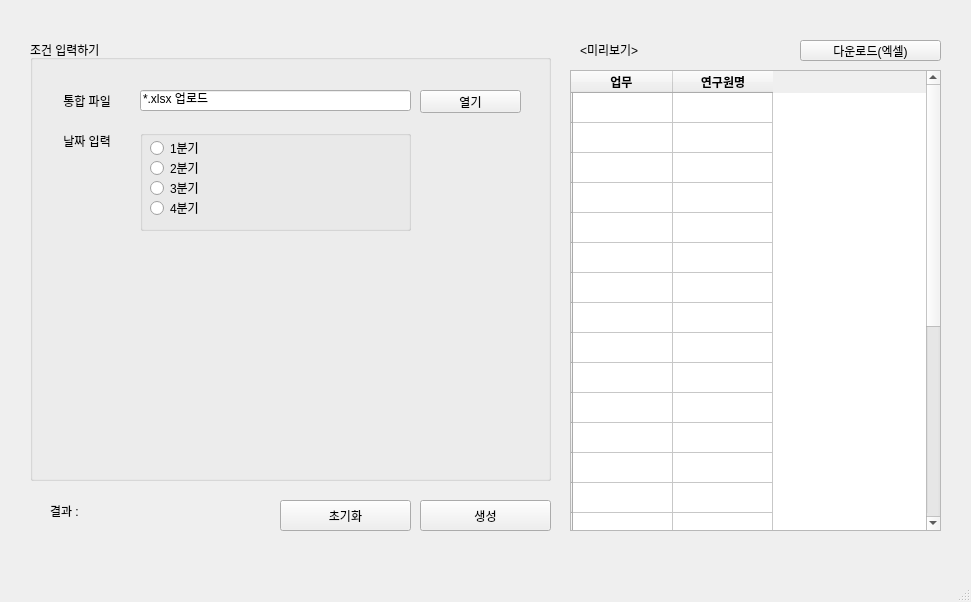
This is main.ui in Anzinius/Random_Task_Generator as Qt 5 draws it before an edit. The edited form follows.
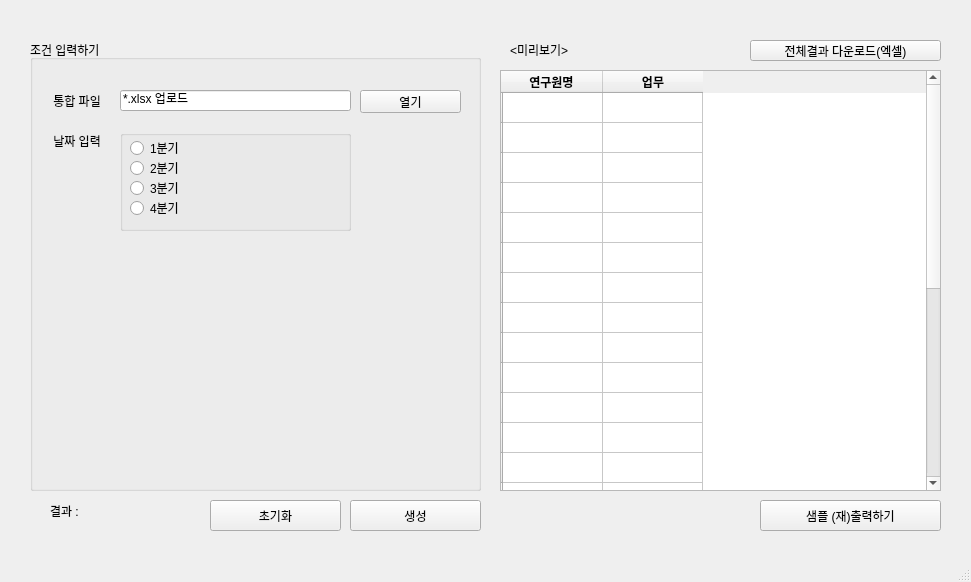
This is the edited form.

Commit message: Add preview and Simplify code

Patch:
```diff
--- a/main.ui
+++ b/main.ui
@@ -7,7 +7,7 @@
     <x>0</x>
     <y>0</y>
     <width>971</width>
-    <height>602</height>
+    <height>582</height>
    </rect>
   </property>
   <property name="windowTitle">
@@ -17,10 +17,10 @@
    <widget class="QTableWidget" name="tbl_preview">
     <property name="geometry">
      <rect>
-      <x>570</x>
+      <x>500</x>
       <y>70</y>
-      <width>371</width>
-      <height>461</height>
+      <width>441</width>
+      <height>421</height>
      </rect>
     </property>
     <row>
@@ -150,7 +150,7 @@
     </row>
     <column>
      <property name="text">
-      <string>         업무          </string>
+      <string>         연구원명          </string>
      </property>
      <property name="font">
       <font>
@@ -161,7 +161,7 @@
     </column>
     <column>
      <property name="text">
-      <string>연구원명</string>
+      <string>업무</string>
      </property>
      <property name="font">
       <font>
@@ -179,7 +179,7 @@
    <widget class="QPushButton" name="btn_clear">
     <property name="geometry">
      <rect>
-      <x>280</x>
+      <x>210</x>
       <y>500</y>
       <width>131</width>
       <height>31</height>
@@ -194,8 +194,8 @@
      <rect>
       <x>30</x>
       <y>40</y>
-      <width>521</width>
-      <height>441</height>
+      <width>451</width>
+      <height>451</height>
      </rect>
     </property>
     <property name="title">
@@ -204,7 +204,7 @@
     <widget class="QLabel" name="label_date">
      <property name="geometry">
       <rect>
-       <x>30</x>
+       <x>20</x>
        <y>90</y>
        <width>71</width>
        <height>21</height>
@@ -217,7 +217,7 @@
     <widget class="QLabel" name="label_xlsx">
      <property name="geometry">
       <rect>
-       <x>30</x>
+       <x>20</x>
        <y>50</y>
        <width>71</width>
        <height>21</height>
@@ -230,9 +230,9 @@
     <widget class="QLineEdit" name="input_upload_xlsx">
      <property name="geometry">
       <rect>
-       <x>110</x>
+       <x>90</x>
        <y>50</y>
-       <width>271</width>
+       <width>231</width>
        <height>21</height>
       </rect>
      </property>
@@ -243,7 +243,7 @@
     <widget class="QPushButton" name="btn_open_xlsx">
      <property name="geometry">
       <rect>
-       <x>390</x>
+       <x>330</x>
        <y>50</y>
        <width>101</width>
        <height>23</height>
@@ -256,9 +256,9 @@
     <widget class="QGroupBox" name="groupBox">
      <property name="geometry">
       <rect>
-       <x>110</x>
+       <x>90</x>
        <y>90</y>
-       <width>271</width>
+       <width>231</width>
        <height>101</height>
       </rect>
      </property>
@@ -322,20 +322,20 @@
    <widget class="QPushButton" name="btn_download">
     <property name="geometry">
      <rect>
-      <x>800</x>
+      <x>750</x>
       <y>40</y>
-      <width>141</width>
+      <width>191</width>
       <height>21</height>
      </rect>
     </property>
     <property name="text">
-     <string>다운로드(엑셀)</string>
+     <string>전체결과 다운로드(엑셀)</string>
     </property>
    </widget>
    <widget class="QPushButton" name="btn_search">
     <property name="geometry">
      <rect>
-      <x>420</x>
+      <x>350</x>
       <y>500</y>
       <width>131</width>
       <height>31</height>
@@ -348,7 +348,7 @@
    <widget class="QLabel" name="label_preview">
     <property name="geometry">
      <rect>
-      <x>580</x>
+      <x>510</x>
       <y>40</y>
       <width>141</width>
       <height>21</height>
@@ -384,6 +384,19 @@
      <string/>
     </property>
    </widget>
+   <widget class="QPushButton" name="btn_print">
+    <property name="geometry">
+     <rect>
+      <x>760</x>
+      <y>500</y>
+      <width>181</width>
+      <height>31</height>
+     </rect>
+    </property>
+    <property name="text">
+     <string>샘플 (재)출력하기</string>
+    </property>
+   </widget>
   </widget>
   <widget class="QMenuBar" name="menubar">
    <property name="geometry">
```
Left out of the diff: 8 changed lines with no effect on the pictures. The commit also changes 1 other file.
